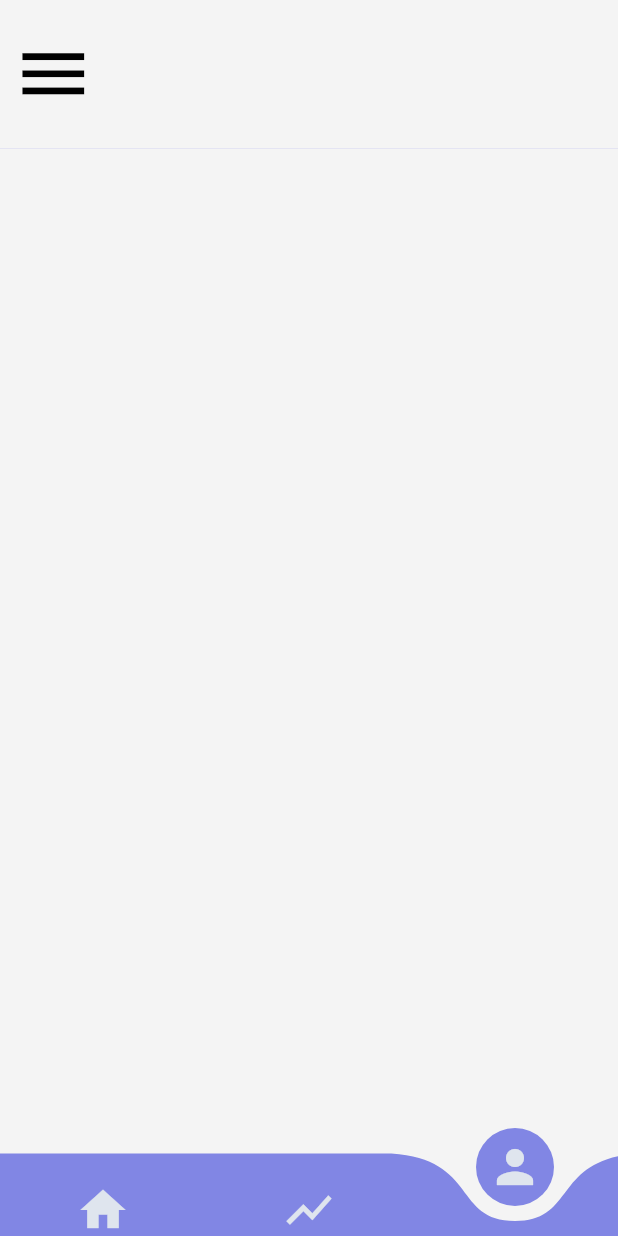
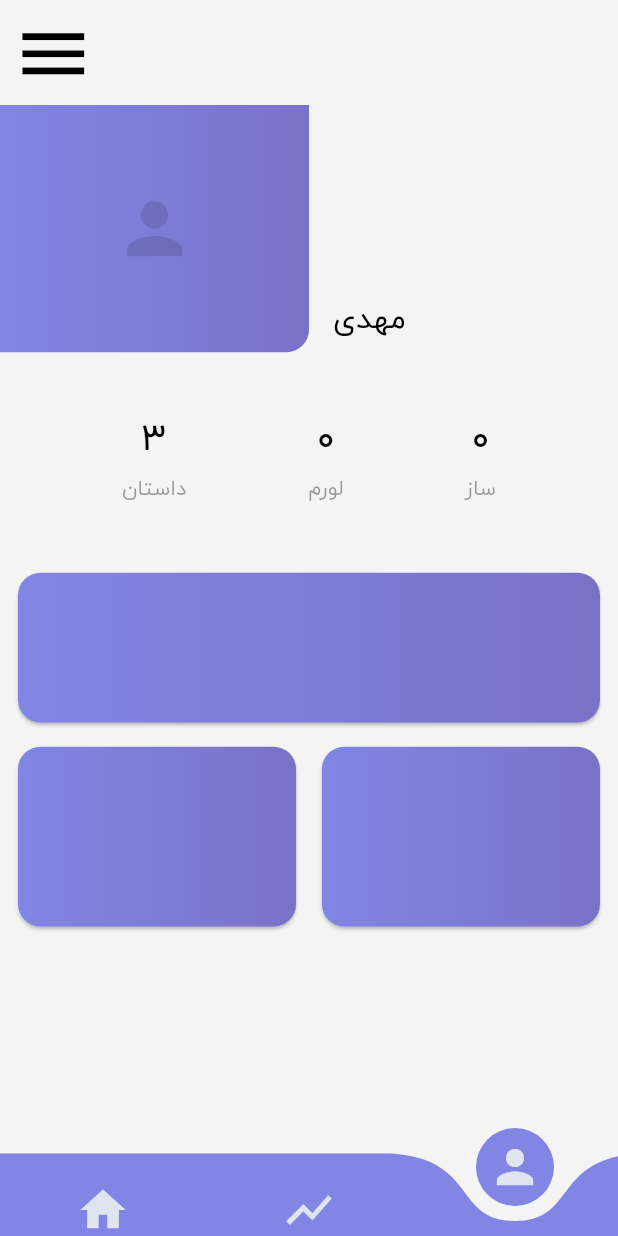
Before and after one commit to AbediSadegh/gnu, a Flutter app: the ZoomScaffold screen opened directly, item 3 of the bottom bar chosen, on a phone screen of 412 x 824 dp. Run offline on Flutter 3.47's test engine with Material 2 defaults, Android fonts, the phone set to English and light mode, and no system bars; drawn by our look-alikes of curved_navigation_bar; our stand-ins replace carousel_slider, fl_chart, flutter_svg, font_awesome_flutter, hidden_drawer_menu, shared_preferences; accounts and stored records are empty.

Commit message:
نمایش تبلیغات و ایجاد شکل کلی پروفایل

```diff
--- a/lib/main.dart
+++ b/lib/main.dart
@@ -1,4 +1,5 @@
 import 'package:flutter/material.dart';
+import 'package:flutter/services.dart';
 import 'package:gnu/ui/first_page/page_view.dart';
 import 'package:gnu/ui/home_page.dart';
 import 'package:gnu/widgets/home.dart';
@@ -8,6 +9,10 @@ void main() => runApp(Launcher());
 class Launcher extends StatelessWidget {
   @override
   Widget build(BuildContext context) {
+    SystemChrome.setPreferredOrientations([
+      DeviceOrientation.portraitUp,
+      DeviceOrientation.portraitDown,
+    ]);
     return MaterialApp(
       debugShowCheckedModeBanner: false,
       theme: ThemeData(
--- /dev/null
+++ b/lib/ui/profile.dart
@@ -0,0 +1,138 @@
+import 'package:flutter/material.dart';
+
+class Profile extends StatelessWidget {
+  @override
+  Widget build(BuildContext context) {
+    return Scaffold(
+      backgroundColor: Color(0xfff4f4f4),
+      body: ListView(
+        children: <Widget>[
+          Container(
+            width: MediaQuery.of(context).size.width,
+            height: MediaQuery.of(context).size.height * .2,
+            child: Row(
+              children: <Widget>[
+                Container(
+                  width: MediaQuery.of(context).size.width * .5,
+                  decoration: ShapeDecoration(
+                      gradient: LinearGradient(colors: [
+                        Theme.of(context).primaryColor,
+                        Theme.of(context).accentColor
+                      ]),
+                      shape: RoundedRectangleBorder(
+                          borderRadius: BorderRadius.only(
+                              bottomRight: Radius.circular(15)))),
+                  child: Center(
+                    child: Icon(
+                      Icons.person,
+                      color: Colors.black12,
+                    ),
+                  ),
+                ),
+                Column(
+                  crossAxisAlignment: CrossAxisAlignment.end,
+                  mainAxisAlignment: MainAxisAlignment.end,
+                  children: <Widget>[
+                    Padding(
+                      padding: const EdgeInsets.only(left: 16.0, bottom: 5),
+                      child: Text(
+                        "مهدی",
+                        style: TextStyle(color: Colors.black, fontSize: 20),
+                      ),
+                    ),
+                    Container(),
+                  ],
+                ),
+              ],
+            ),
+          ),
+          SizedBox(
+            height: 35,
+          ),
+          Container(
+            height: 100,
+            width: double.maxFinite,
+            child: Row(
+              mainAxisAlignment: MainAxisAlignment.spaceEvenly,
+              children: <Widget>[
+                createColumn("داستان", 3),
+                createColumn("لورم", 0),
+                createColumn("ساز", 0),
+              ],
+            ),
+          ),
+          Padding(
+            padding: const EdgeInsets.all(8.0),
+            child: Card(
+              shape: RoundedRectangleBorder(
+                  borderRadius: BorderRadius.circular(15)),
+              child: Container(
+                width: MediaQuery.of(context).size.width,
+                height: 100,
+                decoration: ShapeDecoration(
+                    gradient: LinearGradient(colors: [
+                      Theme.of(context).primaryColor,
+                      Theme.of(context).accentColor
+                    ]),
+                    shape: RoundedRectangleBorder(
+                        borderRadius: BorderRadius.circular(15))),
+              ),
+            ),
+          ),
+          Row(
+            mainAxisAlignment: MainAxisAlignment.spaceBetween,
+            children: <Widget>[
+              Padding(
+                padding: const EdgeInsets.only(left:8.0),
+                child: creteGradientContainer(context,
+                    width: MediaQuery.of(context).size.width * .45,
+                    height: 120,
+                    child: Container()),
+              ),
+              Padding(
+                padding: const EdgeInsets.only(right:8.0),
+                child: creteGradientContainer(context,
+                    width: MediaQuery.of(context).size.width * .45,
+                    height: 120,
+                    child: Container()),
+              ),
+            ],
+          )
+        ],
+      ),
+    );
+  }
+
+  Widget createColumn(String text, int number) {
+    return Column(
+      children: <Widget>[
+        Text(
+          number.toString(),
+          style: TextStyle(color: Colors.black, fontSize: 25),
+        ),
+        Text(
+          text,
+          style: TextStyle(color: Colors.black38),
+        ),
+      ],
+    );
+  }
+
+  Widget creteGradientContainer(context,
+      {Widget child, double width, double height}) {
+    return Card(
+      shape: RoundedRectangleBorder(borderRadius: BorderRadius.circular(15)),
+      child: Container(
+        width: width ?? MediaQuery.of(context).size.width,
+        height: height ?? 100,
+        decoration: ShapeDecoration(
+            gradient: LinearGradient(colors: [
+              Theme.of(context).primaryColor,
+              Theme.of(context).accentColor
+            ]),
+            shape: RoundedRectangleBorder(
+                borderRadius: BorderRadius.circular(15))),
+      ),
+    );
+  }
+}
--- a/lib/widgets/home.dart
+++ b/lib/widgets/home.dart
@@ -5,6 +5,7 @@ import 'package:curved_navigation_bar/curved_navigation_bar.dart';
 import 'package:flutter/cupertino.dart';
 import 'package:flutter/material.dart';
 import 'package:flutter/services.dart';
+import 'package:gnu/ui/profile.dart';
 import 'package:gnu/ui/question.dart';
 
 import 'package:fl_chart/fl_chart.dart';
@@ -25,6 +26,7 @@ class _HomeState extends State<Home> {
       bottomNavigationBar: CurvedNavigationBar(
         color: Theme.of(context).primaryColor,
         backgroundColor: Colors.transparent,
+
         height: 55,
         items: <Widget>[
           Icon(
@@ -150,7 +152,7 @@ class _HomeState extends State<Home> {
                     BarChartSample1()
                     ],
                   ))
-              : Container(),
+              : Profile(),
     );
   }
 }
--- a/lib/widgets/menu_screen.dart
+++ b/lib/widgets/menu_screen.dart
@@ -1,13 +1,21 @@
 import 'package:flutter/material.dart';
+import 'package:font_awesome_flutter/font_awesome_flutter.dart';
+import 'package:gnu/ui/advertise.dart';
 
 class MenuScreen extends StatelessWidget{
 
   //final String imageUrl = "https://celebritypets.net/wp-content/uploads/2016/12/Adriana-Lima.jpg";
 
   final List<MenuItem> options = [
-    MenuItem(Icons.search, 'Search'),
-    MenuItem(Icons.shopping_basket, 'Basket'),
-    MenuItem(Icons.favorite, 'Discounts'),
+    MenuItem(FontAwesomeIcons.mailBulk, "کار",0),
+    MenuItem(FontAwesomeIcons.home, 'خانواده',1),
+    MenuItem(FontAwesomeIcons.plus, 'سایر',2),
+    MenuItem(FontAwesomeIcons.pen, 'تحصیل',3),
+    MenuItem(FontAwesomeIcons.coffee, 'غذا',4),
+    MenuItem(FontAwesomeIcons.mailchimp, 'مسافرت',5),
+    MenuItem(Icons.person, 'دوستان',6),
+    MenuItem(FontAwesomeIcons.heart, 'رابطه',7),
+    MenuItem(FontAwesomeIcons.memory, 'فعالیت ها',8),
     //MenuItem(Icons.code, 'Prom-codes'),
     //MenuItem(Icons.format_list_bulleted, 'Orders'),
   ];
@@ -36,11 +44,16 @@ class MenuScreen extends StatelessWidget{
               )
             ],
           ),
-          Spacer(),
+          Expanded(child: Container(),),
+
           Column(
             children: options.map((item) {
               return ListTile(
-                onTap: (){},
+                onTap: (){
+                  Navigator.of(context).push(MaterialPageRoute(builder: (context){
+                    return AdvertisePage();
+                  }));
+                },
                 leading: Icon(item.icon, color: Colors.white, size: 20,),
                 title: Text(item.title,
                   style: TextStyle(
@@ -52,24 +65,9 @@ class MenuScreen extends StatelessWidget{
               );
             }).toList(),
           ),
+          Expanded(child: Container(),),
 
-          Spacer(),
 
-          ListTile(
-            onTap: (){},
-            leading: Icon(Icons.settings, color: Colors.white, size: 20,),
-            title: Text('Settings',
-                style: TextStyle(
-                    fontSize: 14,
-                    color: Colors.white
-                )),),
-          ListTile(
-            leading: Icon(Icons.headset_mic, color: Colors.white, size: 20,),
-            title: Text('Support',
-                style: TextStyle(
-                    fontSize: 14,
-                    color: Colors.white
-                )),),
         ],
       ),
     );
@@ -80,6 +78,7 @@ class MenuScreen extends StatelessWidget{
 class MenuItem{
   String title;
   IconData icon;
+  int number;
 
-  MenuItem(this.icon, this.title);
+  MenuItem(this.icon, this.title,this.number);
 }
--- a/lib/widgets/zoom_scaffold.dart
+++ b/lib/widgets/zoom_scaffold.dart
@@ -42,7 +42,7 @@ class _ZoomScaffoldState extends State<ZoomScaffold>
         backgroundColor: Colors.white,
         appBar: PreferredSize(
             child: Container(
-              height: MediaQuery.of(context).size.height * .12,
+              height: 70,
               color: Color(0xfff4f4f4),
               child: Row(
                 children: <Widget>[
@@ -59,7 +59,7 @@ class _ZoomScaffoldState extends State<ZoomScaffold>
                     width: 0,
                   ),
                 ],
-                crossAxisAlignment: CrossAxisAlignment.center,
+                crossAxisAlignment: CrossAxisAlignment.end,
                 mainAxisAlignment: MainAxisAlignment.start,
               ),
             ),
--- a/pubspec.yaml
+++ b/pubspec.yaml
@@ -31,7 +31,7 @@ dependencies:
   flutter_svg: ^0.14.1
   datetime_picker_formfield: ^0.4.3
   hidden_drawer_menu: ^1.1.2
-  intl: ^0.16.0
+#  intl: ^0.16.0
 
 dev_dependencies:
   flutter_test:
```
Also changed, not shown: lib/ui/advertise.dart (added, +124 -0 lines), pubspec.lock.
